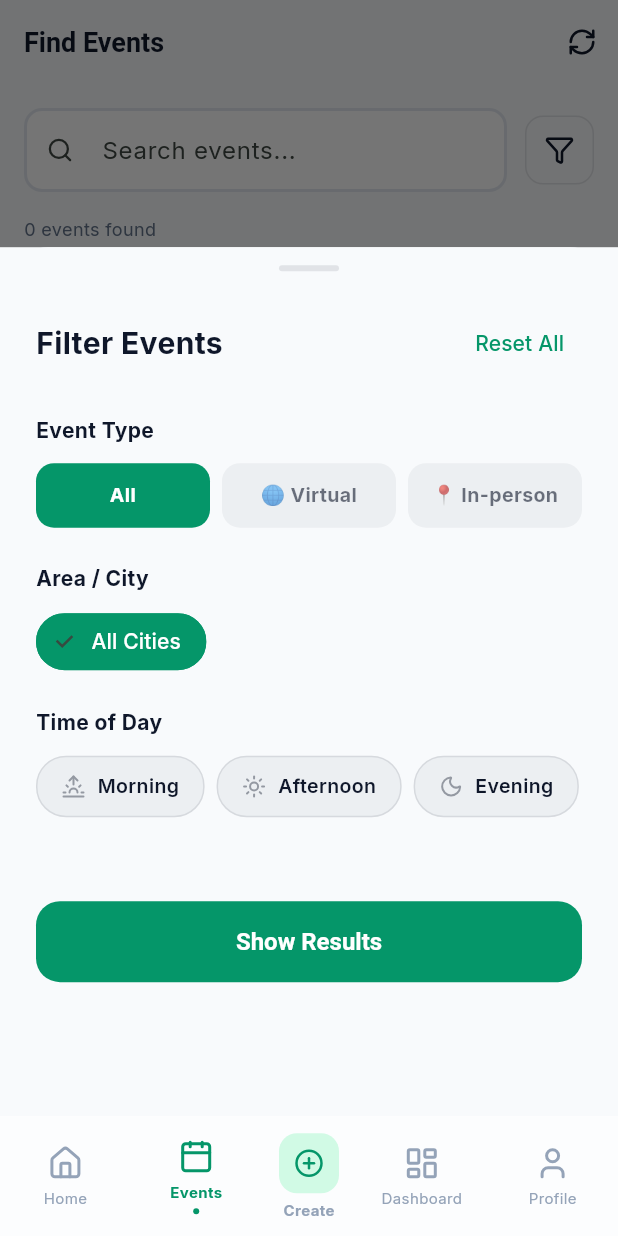
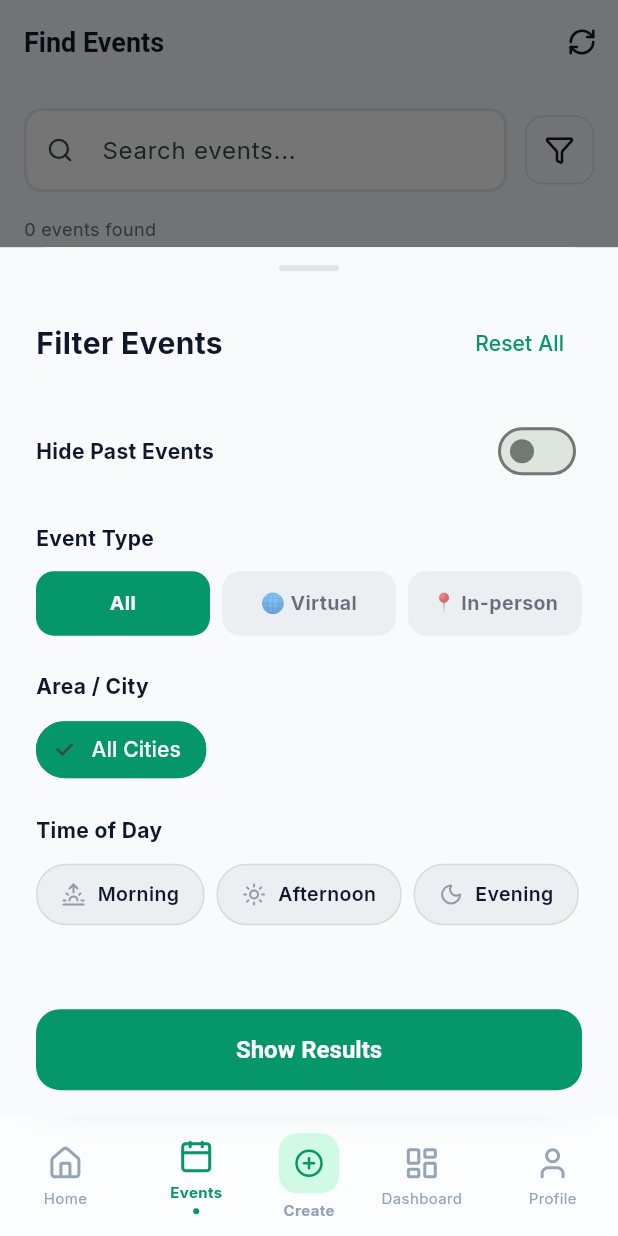
Before and after one commit to Nirajvcs24/Eco-Sevaks-Mobile-Flutter_version, a Flutter app: the EventsScreen screen opened by its route, after a tap on an icon or button, on a phone screen of 412 x 824 dp. Run offline on Flutter 3.47's test engine with Material 3 defaults, Android fonts, the phone set to English and light mode, and no system bars; our stand-ins replace cached_network_image, firebase_core, firebase_messaging, flutter_local_notifications, flutter_spinkit, go_router and 3 more; missing offline and left inert: mongo_dart; accounts and stored records are empty; network calls fail.

Commit message:
New Commit

```diff
--- a/lib/main.dart
+++ b/lib/main.dart
@@ -5,6 +5,7 @@ import 'constants/app_theme.dart';
 import 'services/mongodb_service.dart';
 import 'providers/theme_provider.dart';
 import 'utils/router.dart';
+import 'services/notification_service.dart';
 
 void main() async {
   WidgetsFlutterBinding.ensureInitialized();
@@ -16,6 +17,9 @@ void main() async {
   } catch (e) {
     debugPrint("Failed to connect to MongoDB on startup: $e");
   }
+
+  // Initialize Notifications (Firebase + Local fallback)
+  await NotificationService().initialize();
 
   runApp(const MyApp());
 }
--- a/lib/screens/admin_screen.dart
+++ b/lib/screens/admin_screen.dart
@@ -333,7 +333,7 @@ class _AdminScreenState extends State<AdminScreen> {
                 Expanded(
                   child: CustomButton(
                     text: 'View',
-                    onPressed: () => context.go('/event/${event.id}'),
+                    onPressed: () => context.push('/event/${event.id}'),
                     variant: ButtonVariant.outline,
                     size: ButtonSize.sm,
                     leftIcon: const Icon(LucideIcons.eye, size: 14),
--- a/lib/screens/events_screen.dart
+++ b/lib/screens/events_screen.dart
@@ -25,6 +25,7 @@ class _EventsScreenState extends State<EventsScreen> {
   String _eventType = 'all';
   String _selectedArea = 'all';
   String _timeRange = 'all'; // all, morning, afternoon, evening
+  bool _hidePast = false; // hide events that have already occurred
 
   @override
   void initState() {
@@ -76,8 +77,11 @@ class _EventsScreenState extends State<EventsScreen> {
           if (_timeRange == 'afternoon') matchesTime = hour >= 12 && hour < 18;
           if (_timeRange == 'evening') matchesTime = hour >= 18 && hour <= 23;
         }
-
-        return matchesSearch && matchesType && matchesArea && matchesTime;
+        bool matchesFuture = true;
+        if (_hidePast) {
+          matchesFuture = event.date.isAfter(DateTime.now());
+        }
+        return matchesSearch && matchesType && matchesArea && matchesTime && matchesFuture;
       }).toList();
     });
   }
@@ -88,6 +92,7 @@ class _EventsScreenState extends State<EventsScreen> {
       _eventType = 'all';
       _selectedArea = 'all';
       _timeRange = 'all';
+      _hidePast = false;
       _applyFilters();
     });
   }
@@ -147,7 +152,8 @@ class _EventsScreenState extends State<EventsScreen> {
                       color:
                           (_eventType != 'all' ||
                               _selectedArea != 'all' ||
-                              _timeRange != 'all')
+                              _timeRange != 'all' ||
+                              _hidePast)
                           ? AppColors.primary
                           : Theme.of(context).colorScheme.surface,
                       borderRadius: BorderRadius.circular(12),
@@ -162,7 +168,8 @@ class _EventsScreenState extends State<EventsScreen> {
                       color:
                           (_eventType != 'all' ||
                               _selectedArea != 'all' ||
-                              _timeRange != 'all')
+                              _timeRange != 'all' ||
+                              _hidePast)
                           ? Colors.white
                           : Theme.of(context).colorScheme.onSurface,
                       size: 20,
@@ -177,7 +184,8 @@ class _EventsScreenState extends State<EventsScreen> {
             if (_searchTerm.isNotEmpty ||
                 _eventType != 'all' ||
                 _selectedArea != 'all' ||
-                _timeRange != 'all')
+                _timeRange != 'all' ||
+                _hidePast)
               Padding(
                 padding: const EdgeInsets.only(bottom: 16),
                 child: Wrap(
@@ -185,6 +193,12 @@ class _EventsScreenState extends State<EventsScreen> {
                   runSpacing: 8,
                   crossAxisAlignment: WrapCrossAlignment.center,
                   children: [
+                    if (_hidePast)
+                      const BadgeWidget(
+                        label: '⏳ Upcoming Only',
+                        variant: BadgeVariant.secondary,
+                        size: BadgeSize.sm,
+                      ),
                     if (_eventType != 'all')
                       BadgeWidget(
                         label: _eventType == 'virtual'
@@ -240,13 +254,13 @@ class _EventsScreenState extends State<EventsScreen> {
                   : _filteredEvents.isEmpty
                   ? EmptyState(
                       title: 'No events found',
-                      description: _searchTerm.isNotEmpty || _eventType != 'all'
+                      description: _searchTerm.isNotEmpty || _eventType != 'all' || _hidePast
                           ? 'Try adjusting your filters.'
                           : 'No events available right now.',
-                      actionText: _searchTerm.isNotEmpty || _eventType != 'all'
+                      actionText: _searchTerm.isNotEmpty || _eventType != 'all' || _hidePast
                           ? 'Clear Filters'
                           : null,
-                      onAction: _searchTerm.isNotEmpty || _eventType != 'all'
+                      onAction: _searchTerm.isNotEmpty || _eventType != 'all' || _hidePast
                           ? _clearFilters
                           : null,
                     )
@@ -334,6 +348,7 @@ class _EventsScreenState extends State<EventsScreen> {
                                   _eventType = 'all';
                                   _selectedArea = 'all';
                                   _timeRange = 'all';
+                                  _hidePast = false;
                                 });
                                 _applyFilters();
                               },
@@ -342,7 +357,21 @@ class _EventsScreenState extends State<EventsScreen> {
                           ],
                         ),
                         const SizedBox(height: 24),
-
+                        // Hide Past Events Toggle
+                        Row(
+                          mainAxisAlignment: MainAxisAlignment.spaceBetween,
+                          children: [
+                            Text('Hide Past Events', style: TextStyle(fontSize: 14, fontWeight: FontWeight.bold, color: theme.colorScheme.onSurface)),
+                            Switch(
+                              value: _hidePast,
+                              onChanged: (val) {
+                                setModalState(() => _hidePast = val);
+                                _applyFilters();
+                              },
+                            ),
+                          ],
+                        ),
+                        const SizedBox(height: 24),
                         // Event Type
                         Text(
                           'Event Type',
--- a/pubspec.yaml
+++ b/pubspec.yaml
@@ -44,6 +44,9 @@ dependencies:
   flutter_spinkit: ^5.2.1
   google_fonts: ^6.2.1
   mongo_dart: ^0.10.1
+  firebase_core: ^4.10.0
+  firebase_messaging: ^16.3.0
+  flutter_local_notifications: ^18.0.1
 
 dev_dependencies:
   flutter_test:
```
Also changed, not shown: lib/screens/home_screen.dart (+16 -0 lines), lib/services/notification_service.dart (added, +170 -0 lines), pubspec.lock, 4 other files.
